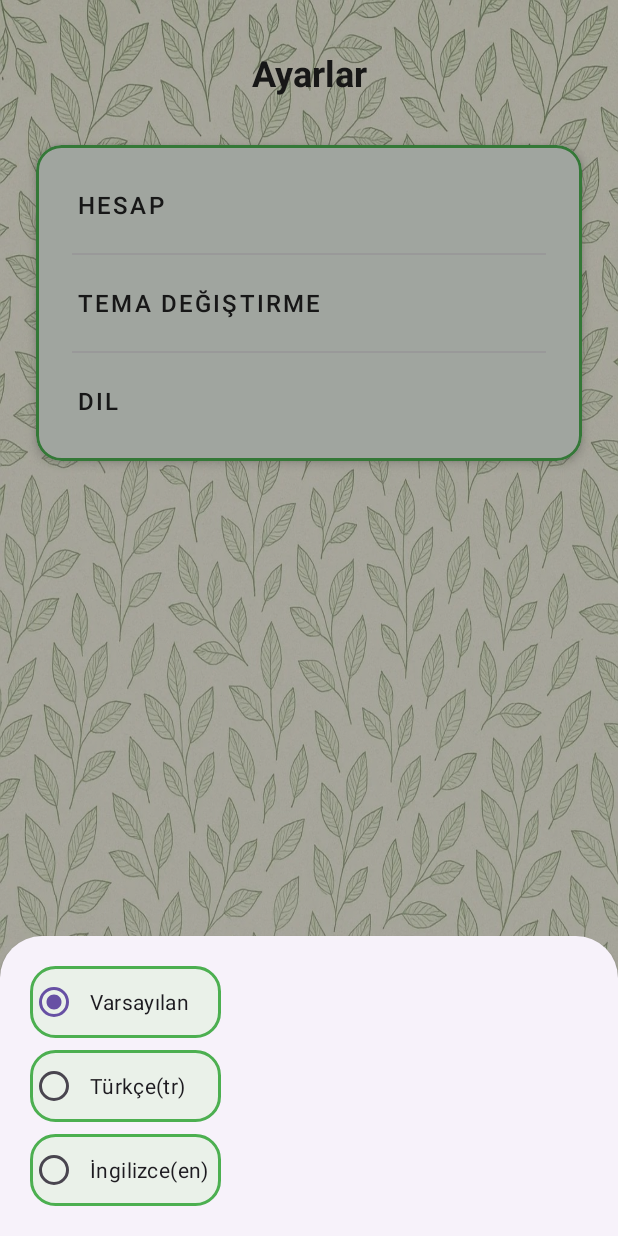
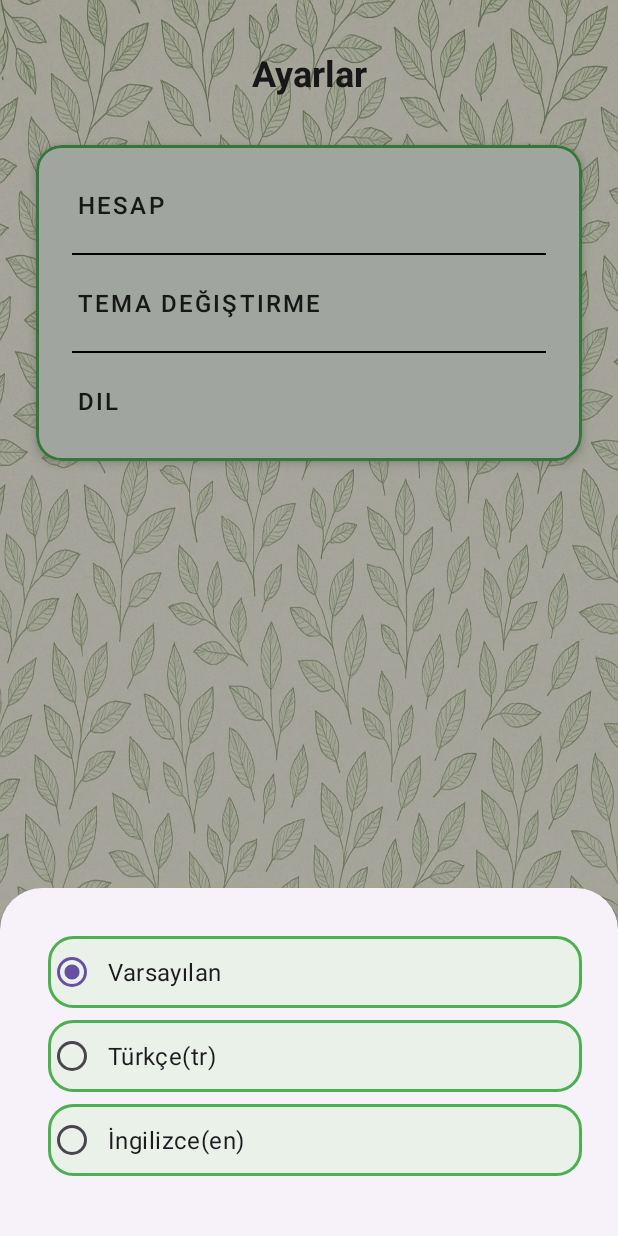
Before and after one commit to FurkanUTAR/icimdekilerMobilApp, an Android app: the ayarlarFragment screen opened through its navigation route, after a tap on "DIL", on a phone screen of 412 x 824 dp. Run offline under Robolectric (Android 15) with nearby library versions, the phone set to English and light mode, and no system bars; our stand-ins replace Firebase (no records; nobody signed in at launch, a user with empty details on screens opened directly).

Commit message:
Tasarım Düzenlemeleri Yapıldı

```diff
--- a/app/src/main/res/layout/dialog_barkod_okuma.xml
+++ b/app/src/main/res/layout/dialog_barkod_okuma.xml
@@ -44,7 +44,6 @@
         android:paddingStart="16dp"
         android:paddingEnd="16dp"
         android:text="@string/flasAcKapat"
-        android:textColor="#FFFFFF"
         app:layout_constraintStart_toStartOf="parent"
         app:layout_constraintTop_toBottomOf="@+id/previewView" />
 
--- a/app/src/main/res/layout/dialog_change_email.xml
+++ b/app/src/main/res/layout/dialog_change_email.xml
@@ -15,6 +15,7 @@
         android:layout_marginEnd="10dp"
         android:ems="10"
         android:inputType="text"
+        android:background="@drawable/rounded_edittext_green"
         android:hint="@string/ePosta"
         app:layout_constraintEnd_toEndOf="parent"
         app:layout_constraintStart_toStartOf="parent"
@@ -25,7 +26,8 @@
         android:layout_width="wrap_content"
         android:layout_height="wrap_content"
         android:layout_marginTop="10dp"
-        android:text="İlerle"
+        android:text="@string/ilerle"
         app:layout_constraintEnd_toEndOf="@+id/ePostaText"
-        app:layout_constraintTop_toBottomOf="@+id/ePostaText" />
+        app:layout_constraintTop_toBottomOf="@+id/ePostaText"
+        android:backgroundTint="@color/primary_green" />
 </androidx.constraintlayout.widget.ConstraintLayout>
--- a/app/src/main/res/layout/dialog_choose_language.xml
+++ b/app/src/main/res/layout/dialog_choose_language.xml
@@ -3,43 +3,52 @@
     xmlns:android="http://schemas.android.com/apk/res/android"
     xmlns:app="http://schemas.android.com/apk/res-auto"
     xmlns:tools="http://schemas.android.com/tools"
-    android:layout_width="wrap_content"
+    android:layout_width="match_parent"
     android:layout_height="wrap_content"
-    android:padding="12dp">
+    android:padding="16dp"
+    android:clipToPadding="false">
 
     <RadioGroup
-        android:layout_width="wrap_content"
+        android:layout_width="0dp"
         android:layout_height="wrap_content"
         android:layout_marginStart="8dp"
         android:layout_marginTop="8dp"
         android:layout_marginBottom="8dp"
         android:orientation="vertical"
+        android:padding="8dp"
         app:layout_constraintBottom_toBottomOf="parent"
+        app:layout_constraintEnd_toEndOf="parent"
         app:layout_constraintStart_toStartOf="parent"
         app:layout_constraintTop_toTopOf="parent">
 
         <RadioButton
             android:id="@+id/varsayilanRadioButton"
-            android:background="@drawable/rounded_edittext_green"
             android:layout_width="match_parent"
             android:layout_height="wrap_content"
             android:layout_marginBottom="8dp"
-            android:text="@string/varsayilan" />
+            android:background="@drawable/rounded_edittext_green"
+            android:buttonTint="@color/text_black"
+            android:text="@string/varsayilan"
+            android:textSize="16sp" />
 
         <RadioButton
             android:id="@+id/turkceRadioButton"
-            android:background="@drawable/rounded_edittext_green"
             android:layout_width="match_parent"
             android:layout_height="wrap_content"
             android:layout_marginBottom="8dp"
-            android:text="@string/turkce" />
+            android:background="@drawable/rounded_edittext_green"
+            android:buttonTint="@color/text_black"
+            android:text="@string/turkce"
+            android:textSize="16sp" />
 
         <RadioButton
             android:id="@+id/ingilizceRadioButton"
             android:layout_width="match_parent"
             android:layout_height="wrap_content"
+            android:layout_marginBottom="8dp"
             android:background="@drawable/rounded_edittext_green"
-            android:text="@string/ingilizce" />
-
+            android:buttonTint="@color/text_black"
+            android:text="@string/ingilizce"
+            android:textSize="16sp" />
     </RadioGroup>
 </androidx.constraintlayout.widget.ConstraintLayout>
--- a/app/src/main/res/layout/fragment_admin_ana_sayfa.xml
+++ b/app/src/main/res/layout/fragment_admin_ana_sayfa.xml
@@ -1,5 +1,6 @@
 <?xml version="1.0" encoding="utf-8"?>
-<androidx.constraintlayout.widget.ConstraintLayout xmlns:android="http://schemas.android.com/apk/res/android"
+<androidx.constraintlayout.widget.ConstraintLayout
+    xmlns:android="http://schemas.android.com/apk/res/android"
     xmlns:app="http://schemas.android.com/apk/res-auto"
     xmlns:tools="http://schemas.android.com/tools"
     android:layout_width="match_parent"
@@ -13,8 +14,6 @@
         android:layout_width="wrap_content"
         android:layout_height="wrap_content"
         android:layout_margin="10dp"
-        android:clickable="true"
-        android:onClick="kayit"
         android:src="@drawable/menu"
         app:backgroundTint="@color/border_green"
         app:layout_constraintEnd_toEndOf="parent"
--- a/app/src/main/res/layout/fragment_admin_tum_urunler.xml
+++ b/app/src/main/res/layout/fragment_admin_tum_urunler.xml
@@ -35,8 +35,7 @@
             android:inputType="text"
             android:paddingStart="16dp"
             android:paddingEnd="8dp"
-            android:textColor="#212121"
-            android:textColorHint="#9E9E9E"
+            android:textColor="@color/text_black"
             android:textSize="16sp" />
 
         <ImageView
--- a/app/src/main/res/layout/fragment_ayarlar.xml
+++ b/app/src/main/res/layout/fragment_ayarlar.xml
@@ -54,18 +54,17 @@
                 android:paddingStart="16dp"
                 android:paddingEnd="16dp"
                 android:text="@string/hesap"
-                android:textColor="#212121"
+                android:textColor="@color/text_black"
                 android:textSize="16sp"
-
                 app:iconGravity="start"
-                app:iconTint="#2E7D32" />
+                app:iconTint="@color/primary_green" />
 
             <View
                 android:layout_width="match_parent"
                 android:layout_height="1dp"
                 android:layout_marginStart="16dp"
                 android:layout_marginEnd="16dp"
-                android:background="#E0E0E0" />
+                android:background="@color/black" />
 
             <!-- Theme Setting -->
             <com.google.android.material.button.MaterialButton
@@ -79,17 +78,17 @@
                 android:paddingStart="16dp"
                 android:paddingEnd="16dp"
                 android:text="@string/temaDegistirme"
-                android:textColor="#212121"
+                android:textColor="@color/text_black"
                 android:textSize="16sp"
                 app:iconGravity="start"
-                app:iconTint="#2E7D32" />
+                app:iconTint="@color/primary_green" />
 
             <View
                 android:layout_width="match_parent"
                 android:layout_height="1dp"
                 android:layout_marginStart="16dp"
                 android:layout_marginEnd="16dp"
-                android:background="#E0E0E0" />
+                android:background="@color/black" />
 
             <!-- Language Setting -->
             <com.google.android.material.button.MaterialButton
@@ -103,10 +102,10 @@
                 android:paddingStart="16dp"
                 android:paddingEnd="16dp"
                 android:text="@string/dil"
-                android:textColor="#212121"
+                android:textColor="@color/text_black"
                 android:textSize="16sp"
                 app:iconGravity="start"
-                app:iconTint="#2E7D32" />
+                app:iconTint="@color/primary_green" />
         </LinearLayout>
     </androidx.cardview.widget.CardView>
 </androidx.constraintlayout.widget.ConstraintLayout>
--- a/app/src/main/res/layout/fragment_giris_yap.xml
+++ b/app/src/main/res/layout/fragment_giris_yap.xml
@@ -14,7 +14,7 @@
         android:layout_width="120dp"
         android:layout_height="120dp"
         android:layout_marginTop="24dp"
-        app:cardBackgroundColor="#FFFFFF"
+        app:cardBackgroundColor="@color/white"
         app:cardCornerRadius="60dp"
         app:cardElevation="4dp"
         app:layout_constraintEnd_toEndOf="parent"
@@ -79,10 +79,10 @@
         android:layout_width="363dp"
         android:layout_height="56dp"
         android:layout_marginTop="20dp"
-        android:backgroundTint="#66BB6A"
+        android:backgroundTint="@color/secondary_green"
         android:text="@string/girisYap"
         android:textAllCaps="false"
-        android:textColor="#FFFFFF"
+        android:textColor="@color/white"
         android:textSize="16sp"
         app:layout_constraintEnd_toEndOf="@+id/parolaText"
         app:layout_constraintStart_toStartOf="@+id/parolaText"
--- a/app/src/main/res/layout/fragment_kayit_ol.xml
+++ b/app/src/main/res/layout/fragment_kayit_ol.xml
@@ -15,7 +15,7 @@
         android:layout_height="120dp"
         app:cardCornerRadius="60dp"
         app:cardElevation="4dp"
-        app:cardBackgroundColor="#FFFFFF"
+        app:cardBackgroundColor="@color/white"
         app:layout_constraintEnd_toEndOf="parent"
         app:layout_constraintStart_toStartOf="parent"
         app:layout_constraintTop_toTopOf="parent"
@@ -123,7 +123,7 @@
         android:layout_width="0dp"
         android:layout_height="wrap_content"
         android:layout_marginTop="24dp"
-        android:backgroundTint="#66BB6A"
+        android:backgroundTint="@color/secondary_green"
         android:text="@string/kayitOl"
         android:textColor="@android:color/white"
         app:layout_constraintEnd_toEndOf="parent"
--- a/app/src/main/res/layout/fragment_kullanici_ana_sayfa.xml
+++ b/app/src/main/res/layout/fragment_kullanici_ana_sayfa.xml
@@ -1,5 +1,6 @@
 <?xml version="1.0" encoding="utf-8"?>
-<androidx.constraintlayout.widget.ConstraintLayout xmlns:android="http://schemas.android.com/apk/res/android"
+<androidx.constraintlayout.widget.ConstraintLayout
+    xmlns:android="http://schemas.android.com/apk/res/android"
     xmlns:app="http://schemas.android.com/apk/res-auto"
     xmlns:tools="http://schemas.android.com/tools"
     android:layout_width="match_parent"
@@ -13,8 +14,6 @@
         android:layout_width="wrap_content"
         android:layout_height="wrap_content"
         android:layout_margin="10dp"
-        android:clickable="true"
-        android:onClick="kayit"
         android:src="@drawable/menu"
         app:backgroundTint="@color/border_green"
         app:layout_constraintEnd_toEndOf="parent"
--- a/app/src/main/res/layout/fragment_kullanici_tum_urunler.xml
+++ b/app/src/main/res/layout/fragment_kullanici_tum_urunler.xml
@@ -35,8 +35,7 @@
             android:inputType="text"
             android:paddingStart="16dp"
             android:paddingEnd="8dp"
-            android:textColor="#212121"
-            android:textColorHint="#9E9E9E"
+            android:textColor="@color/text_black"
             android:textSize="16sp" />
 
         <ImageView
--- a/app/src/main/res/layout/fragment_urun.xml
+++ b/app/src/main/res/layout/fragment_urun.xml
@@ -16,7 +16,7 @@
         android:layout_height="120dp"
         app:cardCornerRadius="60dp"
         app:cardElevation="4dp"
-        app:cardBackgroundColor="#FFFFFF"
+        app:cardBackgroundColor="@color/white"
         app:layout_constraintEnd_toEndOf="parent"
         app:layout_constraintStart_toStartOf="parent"
         app:layout_constraintTop_toTopOf="parent"
@@ -27,7 +27,7 @@
             android:layout_width="match_parent"
             android:layout_height="match_parent"
             android:scaleType="centerCrop"
-            android:src="@drawable/ic_launcher_background"
+            android:src="@drawable/insert_photo"
             android:adjustViewBounds="true"/>
     </androidx.cardview.widget.CardView>
 
@@ -79,7 +79,7 @@
             android:layout_width="match_parent"
             android:layout_height="match_parent"
             android:background="@drawable/rounded_edittext_green"
-            android:divider="#E0E0E0"
+            android:divider="@color/black"
             android:dividerHeight="1dp"
             android:padding="8dp" />
     </androidx.cardview.widget.CardView>
--- a/app/src/main/res/values/colors.xml
+++ b/app/src/main/res/values/colors.xml
@@ -12,5 +12,6 @@
         <color name="accent_teal">#4DB6AC</color>
         <color name="primaryColor">#6200EE</color>
         <color name="textPrimary">#212121</color>
-        "
+        <color name="buttonRed">#F44336</color>
+
 </resources>
--- a/app/src/main/res/values/strings.xml
+++ b/app/src/main/res/values/strings.xml
@@ -36,6 +36,10 @@
     <string name="sutVeSutUrunleri">Süt ve Süt Ürünleri</string>
     <string name="temelGida">Temel Gıda</string>
     <string name="parolayiDegistir">Parolayı Değiştir</string>
+    <string name="guncelParola">Güncel Parola</string>
+    <string name="yeniParola">Yeni Parola</string>
+    <string name="parolayiDogrula">Parolayı Doğrula</string>
+    <string name="parolayiGuncelle">Parolayı Güncelle</string>
     <string name="temaDegistirme">Tema Değiştirme</string>
     <string name="dil">Dil</string>
     <string name="hesabiSil">Hesabı Sil</string>
@@ -49,6 +53,7 @@
     <string name="flasAc">Flaş Aç</string>
     <string name="flasKapat">Flaş Kapat</string>
     <string name="kapat">Kapat</string>
+    <string name="ilerle">İlerle</string>
 
     <!-- Başlıklar -->
     <string name="urunAdi">Ürün Adı</string>
```
Also changed, not shown: app/src/main/res/layout/dialog_change_password.xml (+12 -13 lines), app/src/main/res/layout/fragment_hesap_ayarlari.xml (+8 -7 lines), app/src/main/res/layout/fragment_icerik_ekle.xml (+8 -11 lines), app/src/main/res/layout/fragment_urun_ekle.xml (+71 -54 lines), app/src/main/res/layout/recycler_row.xml (+4 -3 lines), 1 other file.
